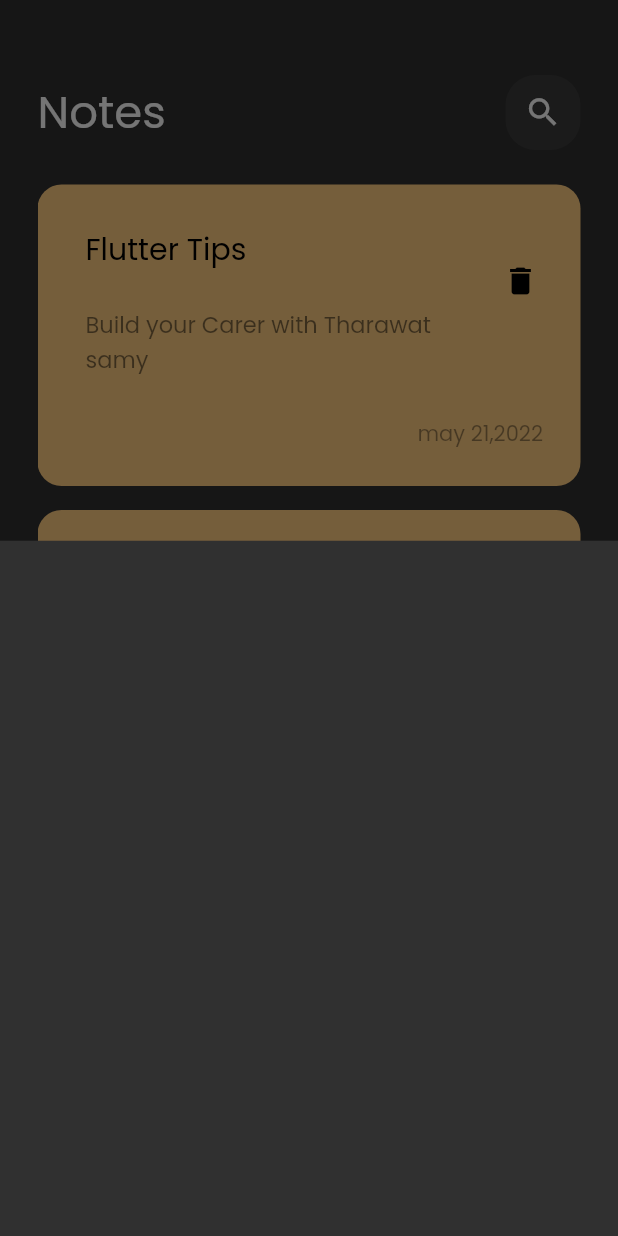
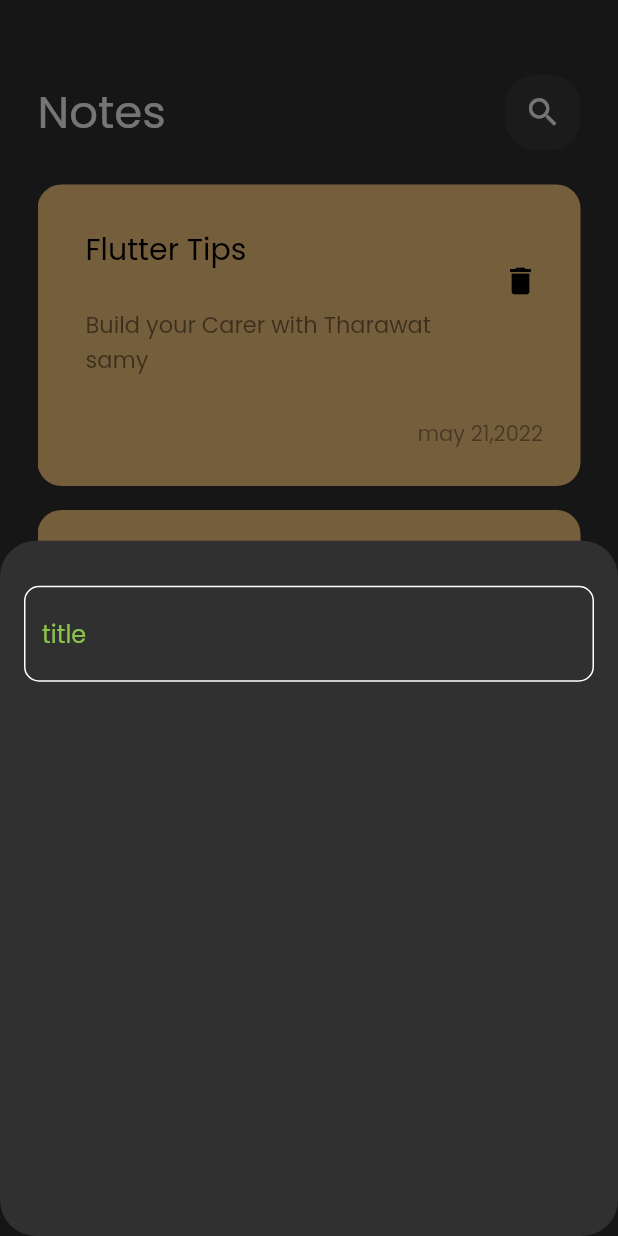
Before and after one commit to bodeal5ofas/final, a Flutter app: the screen it shows after launch, after a tap on the "add" icon, on a phone screen of 412 x 824 dp. Run offline on Flutter 3.47's test engine with Material 2 defaults, Android fonts, the phone set to English and light mode, and no system bars.

Commit message:
custom text field

```diff
--- /dev/null
+++ b/lib/constant.dart
@@ -0,0 +1,3 @@
+import 'package:flutter/material.dart';
+
+const kPrimaryColor = Colors.lightGreen;
--- a/lib/screens/home_page.dart
+++ b/lib/screens/home_page.dart
@@ -11,6 +11,8 @@ class NotesView extends StatelessWidget {
       floatingActionButton: FloatingActionButton(
         onPressed: () {
           showModalBottomSheet(
+            shape:
+                RoundedRectangleBorder(borderRadius: BorderRadius.circular(24)),
             context: context,
             builder: (context) {
               return const AddNoteShettIteam();
--- a/lib/widgets/add_note_sheet_iteam.dart
+++ b/lib/widgets/add_note_sheet_iteam.dart
@@ -1,3 +1,4 @@
+import 'package:final_project/widgets/custom_text_field.dart';
 import 'package:flutter/material.dart';
 
 class AddNoteShettIteam extends StatelessWidget {
@@ -5,6 +6,18 @@ class AddNoteShettIteam extends StatelessWidget {
 
   @override
   Widget build(BuildContext context) {
-    return Container();
+    return Container(
+      child: Padding(
+        padding: const EdgeInsets.symmetric(horizontal: 16),
+        child: Column(
+          children: [
+            SizedBox(
+              height: 30,
+            ),
+            CustomTextField(),
+          ],
+        ),
+      ),
+    );
   }
 }
--- /dev/null
+++ b/lib/widgets/custom_text_field.dart
@@ -0,0 +1,27 @@
+import 'package:final_project/constant.dart';
+import 'package:flutter/material.dart';
+
+class CustomTextField extends StatelessWidget {
+  const CustomTextField({super.key});
+
+  @override
+  Widget build(BuildContext context) {
+    return TextField(
+      cursorColor: kPrimaryColor,
+      decoration: InputDecoration(
+        border: buildBorder(),
+        enabledBorder: buildBorder(),
+        focusedBorder: buildBorder(color: kPrimaryColor),
+        hintText: 'title',
+        hintStyle: const TextStyle(color: kPrimaryColor),
+      ),
+    );
+  }
+
+  OutlineInputBorder buildBorder({color}) {
+    return OutlineInputBorder(
+      borderRadius: BorderRadius.circular(10),
+      borderSide: BorderSide(color: color ?? Colors.white),
+    );
+  }
+}
```
